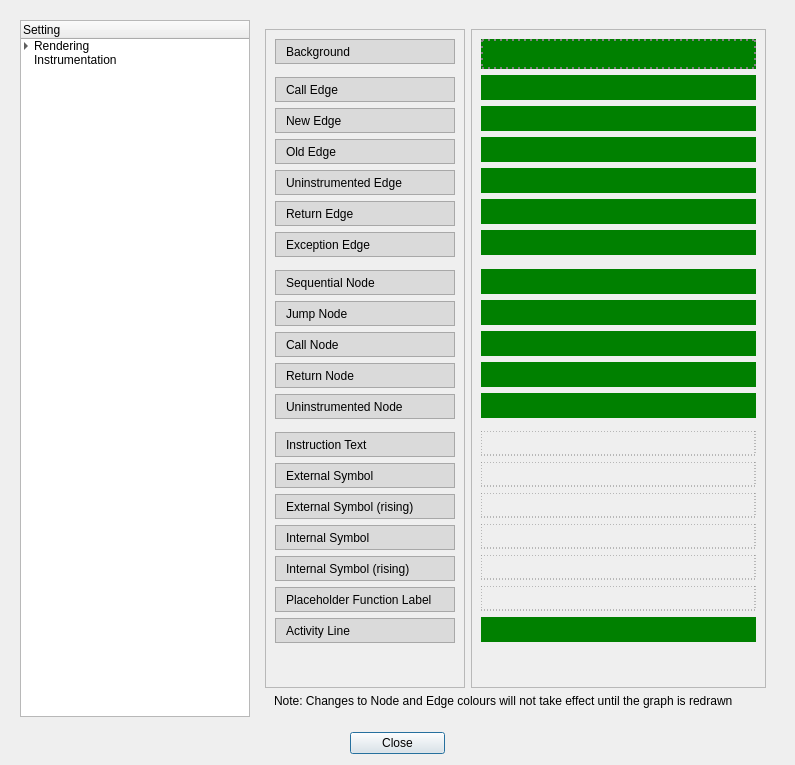
Above: rgat/settingsDialog.ui from ncatlin/rgat before the change. Below: the same form after it.
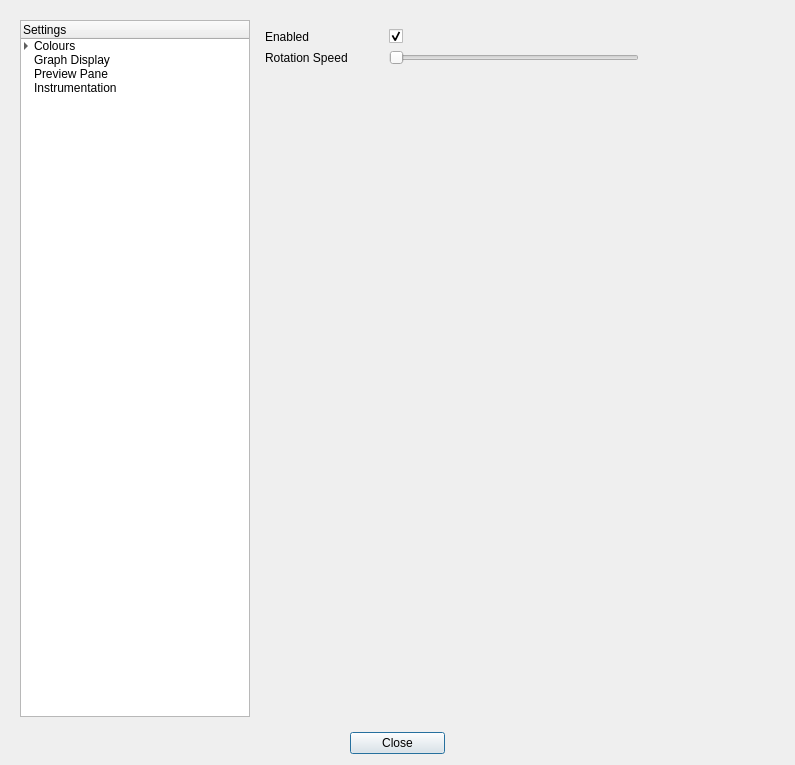
That is the form after the change. The open tabs and pages were chosen to show the change. Custom widgets are drawn as their Qt base class.

Commit message: better handling of settings window setup, fix a rare crash

Patch:
```diff
--- a/rgat/settingsDialog.ui
+++ b/rgat/settingsDialog.ui
@@ -71,7 +71,7 @@
           </attribute>
           <column>
            <property name="text">
-            <string>Setting</string>
+            <string>Settings</string>
            </property>
            <property name="background">
             <color>
@@ -92,7 +92,7 @@
           </column>
           <item>
            <property name="text">
-            <string>Rendering</string>
+            <string>Colours</string>
            </property>
            <item>
             <property name="text">
@@ -115,6 +115,16 @@
             </property>
            </item>
           </item>
+          <item>
+           <property name="text">
+            <string>Graph Display</string>
+           </property>
+          </item>
+          <item>
+           <property name="text">
+            <string>Preview Pane</string>
+           </property>
+          </item>
           <item>
            <property name="text">
             <string>Instrumentation</string>
@@ -130,6 +140,9 @@
             <height>16777215</height>
            </size>
           </property>
+          <property name="midLineWidth">
+           <number>-3</number>
+          </property>
           <property name="currentIndex">
            <number>1</number>
           </property>
@@ -2294,6 +2307,65 @@
             </item>
            </layout>
           </widget>
+          <widget class="QWidget" name="graphSettingsPage">
+           <layout class="QVBoxLayout" name="verticalLayout_11">
+            <item>
+             <widget class="QCheckBox" name="checkBox">
+              <property name="text">
+               <string>Latest Instruction Marker</string>
+              </property>
+             </widget>
+            </item>
+           </layout>
+          </widget>
+          <widget class="QWidget" name="previewSettingsPage">
+           <layout class="QFormLayout" name="formLayout">
+            <item row="0" column="0">
+             <widget class="QLabel" name="label_38">
+              <property name="text">
+               <string>Enabled</string>
+              </property>
+             </widget>
+            </item>
+            <item row="0" column="1">
+             <widget class="QCheckBox" name="checkBox_2">
+              <property name="text">
+               <string/>
+              </property>
+              <property name="checked">
+               <bool>true</bool>
+              </property>
+             </widget>
+            </item>
+            <item row="2" column="0">
+             <widget class="QLabel" name="label_32">
+              <property name="minimumSize">
+               <size>
+                <width>118</width>
+                <height>0</height>
+               </size>
+              </property>
+              <property name="text">
+               <string>Rotation Speed</string>
+              </property>
+             </widget>
+            </item>
+            <item row="2" column="1">
+             <widget class="QSlider" name="horizontalSlider">
+              <property name="maximumSize">
+               <size>
+                <width>250</width>
+                <height>16777215</height>
+               </size>
+              </property>
+              <property name="orientation">
+               <enum>Qt::Horizontal</enum>
+              </property>
+             </widget>
+            </item>
+           </layout>
+          </widget>
+          <widget class="QWidget" name="instrumentationPage"/>
          </widget>
         </item>
        </layout>
```
Left out of the diff: 2 changed lines with no effect on the pictures. The commit also changes 5 other files.
